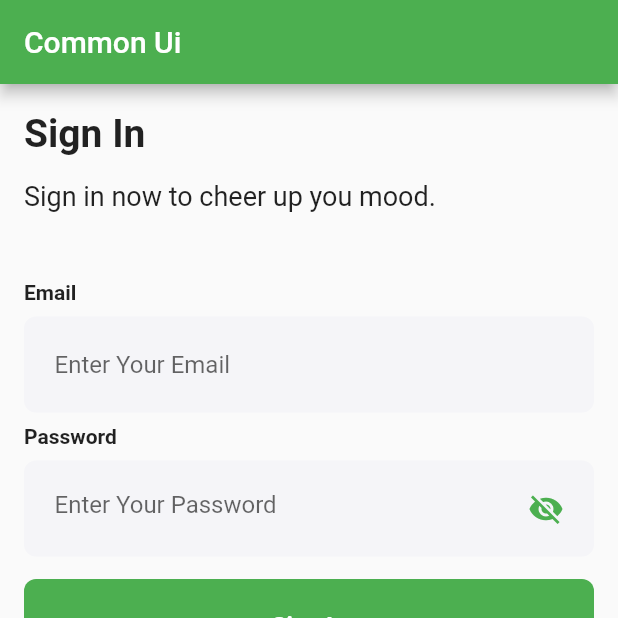
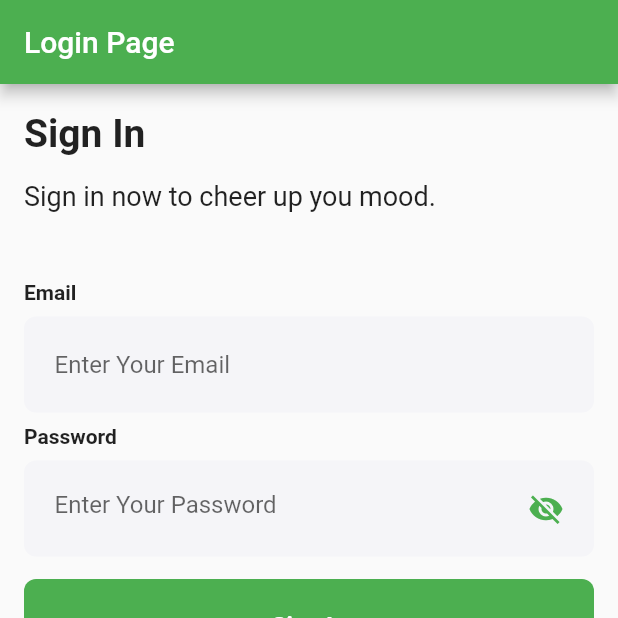
Before and after one commit to Amangupt123/ui_base_project, a Flutter app: the screen it shows after launch, on a phone screen of 412 x 824 dp, the top half of it. Run offline on Flutter 3.47's test engine with Material 2 defaults, Android fonts, the phone set to English and light mode, and no system bars; our stand-ins replace cloud_firestore, dropdown_button2, firebase_auth, firebase_core, flutter_svg, fluttertoast and 1 more; accounts and stored records are empty.

Commit message:
completed sign in signup with firebase

```diff
--- a/lib/main.dart
+++ b/lib/main.dart
@@ -1,9 +1,13 @@
+import 'dart:developer';
+
+import 'package:firebase_auth/firebase_auth.dart';
 import 'package:flutter/material.dart';
 import 'package:flutter_svg/flutter_svg.dart';
 import 'package:get/get.dart';
 import 'package:firebase_core/firebase_core.dart';
 import 'package:ui_base_project/alltextfield/textfield.dart';
 import 'package:ui_base_project/controller/logincontroller.dart';
+import 'package:ui_base_project/signinpage.dart';
 import 'package:ui_base_project/signuppage.dart';
 import 'package:ui_base_project/validator.dart';
 
@@ -14,41 +18,10 @@ Future<void> main() async {
 }
 
 class MyApp extends StatelessWidget {
-  final AuthController login = Get.put(AuthController());
-  MyApp({super.key});
+  const MyApp({super.key});
 
   @override
   Widget build(BuildContext context) {
-    return GetMaterialApp(
-        debugShowCheckedModeBanner: false,
-        home: Scaffold(
-            appBar: AppBar(
-              title: const Text("Common Ui"),
-              backgroundColor: Colors.green,
-            ),
-            body: Column(mainAxisSize: MainAxisSize.min, children: [
-              const SizedBox(height: 10),
-              const Textinput(textname: "Sign In", fontWeight: FontWeight.w600, fontsize: 26),
-              const Textinput(textname: "Sign in now to cheer up you mood.", fontsize: 18),
-              const SizedBox(height: 30),
-              const Textinput(textname: "Email", fontWeight: FontWeight.w600),
-              textfield(hintText: "Enter Your Email", controller: login.emailController, validator: emailValidator),
-              const Textinput(textname: "Password", fontWeight: FontWeight.w600),
-              Obx(() => textfield(
-                  hintText: "Enter Your Password",
-                  controller: login.passwordController,
-                  isObscure: login.isObscure.value,
-                  validator: passwordValidator,
-                  image: ObsecureIcon(isVisible: login.isObscure.value, onTap: () => login.isObscure.value = !login.isObscure.value))),
-              const SizedBox(height: 15),
-              greenContainer(buttonName: "Sign In"),
-              const SizedBox(height: 15),
-              Row(mainAxisAlignment: MainAxisAlignment.center, children: [
-                Textinput(textname: "Don’t have an account?", fontsize: 16),
-                InkWell(
-                    onTap: (() => Get.to(SignUpScreen())),
-                    child: Textinput(textname: "Sign Up", fontsize: 16, color: Colors.green, fontWeight: FontWeight.w600))
-              ])
-            ])));
+    return GetMaterialApp(debugShowCheckedModeBanner: false, home: SignInScreen());
   }
 }
--- /dev/null
+++ b/lib/signinpage.dart
@@ -0,0 +1,79 @@
+import 'dart:developer';
+
+import 'package:firebase_auth/firebase_auth.dart';
+import 'package:flutter/material.dart';
+import 'package:flutter/src/widgets/container.dart';
+import 'package:flutter/src/widgets/framework.dart';
+import 'package:flutter/widgets.dart';
+import 'package:get/get_connect/http/src/response/response.dart';
+import 'package:get/get_core/src/get_main.dart';
+import 'package:get/get_instance/src/extension_instance.dart';
+import 'package:get/get_navigation/src/extension_navigation.dart';
+import 'package:get/get_state_manager/src/rx_flutter/rx_obx_widget.dart';
+import 'package:ui_base_project/alltextfield/textfield.dart';
+import 'package:ui_base_project/controller/logincontroller.dart';
+import 'package:ui_base_project/logoutscreen.dart';
+import 'package:ui_base_project/signuppage.dart';
+import 'package:ui_base_project/validator.dart';
+
+class SignInScreen extends StatelessWidget {
+  final AuthController login = Get.put(AuthController());
+  final auth = FirebaseAuth.instance;
+  SignInScreen({super.key});
+
+  @override
+  Widget build(BuildContext context) {
+    return SafeArea(
+        child: Scaffold(
+      appBar: AppBar(
+        automaticallyImplyLeading: false,
+        backgroundColor: Colors.green,
+        title: Text(
+          "Login Page",
+        ),
+      ),
+      body: Column(mainAxisSize: MainAxisSize.min, children: [
+        const SizedBox(height: 10),
+        const Textinput(textname: "Sign In", fontWeight: FontWeight.w600, fontsize: 26),
+        const Textinput(textname: "Sign in now to cheer up you mood.", fontsize: 18),
+        const SizedBox(height: 30),
+        const Textinput(textname: "Email", fontWeight: FontWeight.w600),
+        textfield(hintText: "Enter Your Email", controller: login.emailController, validator: emailValidator),
+        const Textinput(textname: "Password", fontWeight: FontWeight.w600),
+        Obx(() => textfield(
+            hintText: "Enter Your Password",
+            controller: login.passwordController,
+            isObscure: login.isObscure.value,
+            validator: passwordValidator,
+            image: ObsecureIcon(isVisible: login.isObscure.value, onTap: () => login.isObscure.value = !login.isObscure.value))),
+        const SizedBox(height: 15),
+        InkWell(
+            onTap: (() async {
+              if (login.emailController.text.isEmpty) {
+                return "Please enter your email id".toast();
+              } else if (login.passwordController.text.isEmpty) {
+                return "Please enter your password".toast();
+              }
+
+              try {
+                launchProgress();
+                final response = await auth.signInWithEmailAndPassword(email: login.emailController.text, password: login.passwordController.text);
+                print(response.user?.uid);
+
+                Get.off(Logout());
+              } on FirebaseAuthException catch (e) {
+                e.message.toString().toast();
+                log(e.toString());
+                disposeProgress();
+              }
+            }),
+            child: greenContainer(buttonName: "Sign In")),
+        const SizedBox(height: 15),
+        Row(mainAxisAlignment: MainAxisAlignment.center, children: [
+          Textinput(textname: "Don’t have an account?", fontsize: 16),
+          InkWell(onTap: (() => Get.to(SignUpScreen())), child: Textinput(textname: "Sign Up", fontsize: 16, color: Colors.green, fontWeight: FontWeight.w600))
+        ])
+      ]),
+    ));
+  }
+}
--- a/lib/validator.dart
+++ b/lib/validator.dart
@@ -1,3 +1,4 @@
+import 'package:firebase_auth/firebase_auth.dart';
 import 'package:flutter/material.dart';
 import 'package:flutter/widgets.dart';
 import 'package:get/get_core/get_core.dart';
@@ -7,6 +8,8 @@ import 'package:ui_base_project/controller/logincontroller.dart';
 import 'package:fluttertoast/fluttertoast.dart';
 import 'package:cloud_firestore/cloud_firestore.dart';
 import 'package:ui_base_project/model/usermodel.dart';
+import 'package:ui_base_project/signinpage.dart';
+import 'package:ui_base_project/signuppage.dart';
 
 import 'main.dart';
 import 'package:ui_base_project/validator.dart';
@@ -148,11 +151,21 @@ checkValidation() async {
     }
     launchProgress();
     ProfileModel profileModel = ProfileModel(email: login.emailController.text, name: login.nameController.text, dateofBirth: login.dobController.text);
-    login.profileModel.value = profileModel;
+
+    final user = FirebaseAuth.instance.createUserWithEmailAndPassword(email: login.emailController.text, password: login.passwordController.text);
+    print(user);
+
+    // login.profileModel.value = profileModel;
 
     await FirebaseFirestore.instance.collection("users").doc().set(profileModel.toJson());
   }
 
   disposeProgress();
-  Get.back();
+  login.confirmController.clear();
+  login.dobController.clear();
+  login.passwordController.clear();
+  login.emailController.clear();
+  login.nameController.clear();
+
+  Get.off(SignInScreen());
 }
```
Also changed, not shown: lib/controller/logincontroller.dart (+20 -9 lines), lib/logoutscreen.dart (added, +53 -0 lines), lib/signuppage.dart (+2 -7 lines), assets/deleteicon.png (added).
